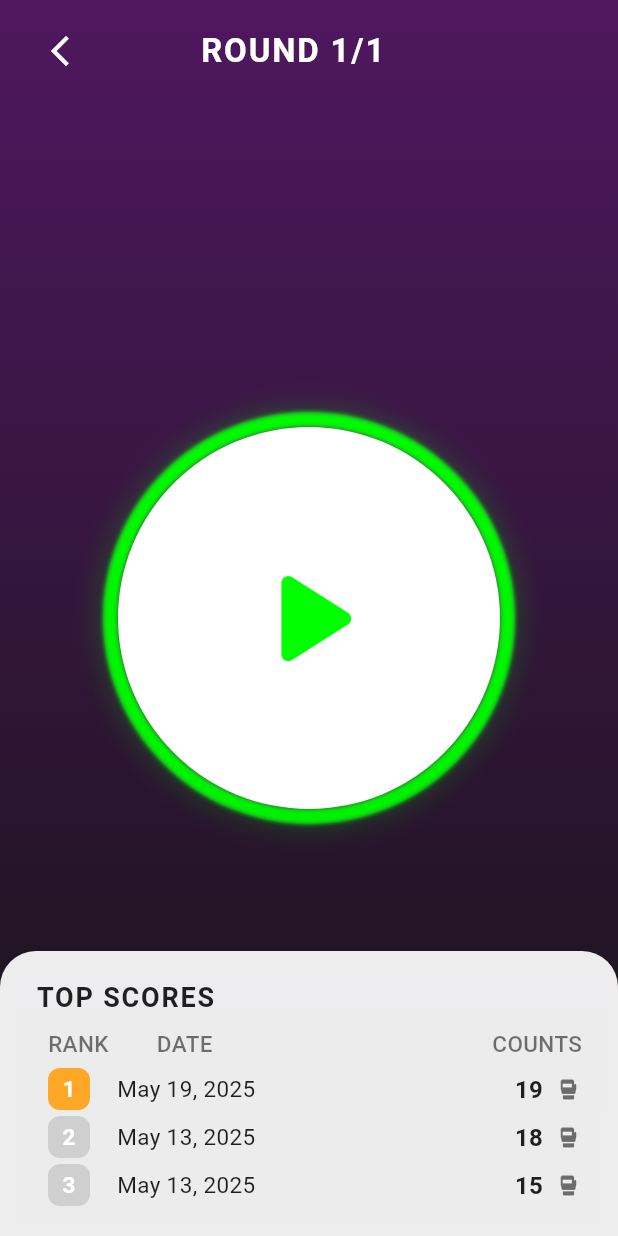
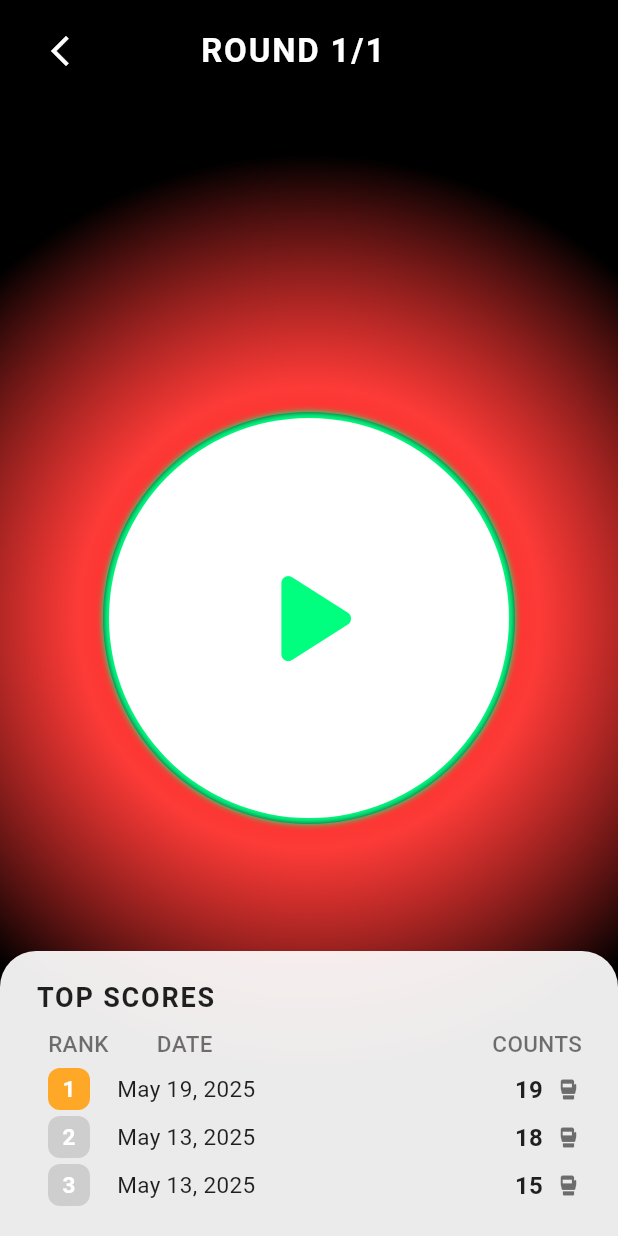
Before and after one commit to WiiMadHIIT/WiiMadHIIT-APP, a Flutter app: the CheckingTrainingPage screen opened by its route, after a tap on the "play arrow" icon, on a phone screen of 412 x 824 dp. Run offline on Flutter 3.47's test engine with Material 3 defaults, Android fonts, the phone set to English and light mode, and no system bars; our stand-ins replace dio, flutter_svg, infinite_carousel, smooth_page_indicator, video_player; accounts and stored records are empty; project files that could hold a hidden picture were left out.

Commit message:
fixed: training page

```diff
--- a/lib/presentation/checkin_start_training/checking_training_page.dart
+++ b/lib/presentation/checkin_start_training/checking_training_page.dart
@@ -1,6 +1,7 @@
 import 'package:flutter/material.dart';
 import 'package:flutter/services.dart';
 import 'dart:async';
+import '../../core/theme/app_colors.dart';
 
 class CheckingTrainingPage extends StatefulWidget {
   final String trainingId;
@@ -345,21 +346,20 @@ class _CheckingTrainingPageState extends State<CheckingTrainingPage> with Ticker
   Widget build(BuildContext context) {
     final double diameter = MediaQuery.of(context).size.width * 2 / 3;
     final bool isWarning = isCounting && countdown <= 3;
-    final Color mainBg = const Color(0xFF8B1FA9); // 主色紫红
     return Scaffold(
       body: Container(
         decoration: BoxDecoration(
-          gradient: LinearGradient(
+          gradient: RadialGradient(
+            center: Alignment.center,
+            radius: 0.75,
             colors: [
-              mainBg.withOpacity(0.95),
-              const Color(0xFF1A1A1A).withOpacity(0.95),
+              AppColors.primary,
+              AppColors.primary.withOpacity(0.8),
+              Colors.black,
             ],
-            begin: Alignment.topCenter,
-            end: Alignment.bottomCenter,
+            stops: [0.0, 0.5, 1.0],
           ),
         ),
-        child: Container(
-          color: Colors.black.withOpacity(0.45), // 黑色遮罩
         child: PageView.builder(
           controller: pageController,
           physics: const NeverScrollableScrollPhysics(),
@@ -405,7 +405,6 @@ class _CheckingTrainingPageState extends State<CheckingTrainingPage> with Ticker
                       child: Stack(
                         alignment: Alignment.center,
                         children: [
-                            // 圆环进度条
                           SizedBox(
                             width: diameter,
                             height: diameter,
@@ -414,36 +413,22 @@ class _CheckingTrainingPageState extends State<CheckingTrainingPage> with Ticker
                                 progress: isCounting ? countdown / (roundDuration * 60) : 1.0,
                                 color: isWarning
                                     ? const Color(0xFFFF3B30)
-                                      : const Color(0xFF00FF00), // 高饱和绿色
-                                  trackColor: mainBg.withOpacity(0.45),
-                                  shadow: isWarning
-                                      ? const Color(0xFFFF3B30).withOpacity(0.3)
-                                      : const Color(0xFF00FF00).withOpacity(0.18),
-                                  strokeWidth: 10,
+                                    : const Color(0xFF00FF7F), // 荧光绿
+                                trackColor: const Color(0xFF23272F),
+                                strokeWidth: 8,
                               ),
                             ),
                           ),
-                            // 内部白色圆
                           Container(
-                              width: diameter - 20,
-                              height: diameter - 20,
+                            width: diameter - 8,
+                            height: diameter - 8,
                             decoration: BoxDecoration(
                               color: Colors.white,
                               shape: BoxShape.circle,
-                                boxShadow: [
-                                  BoxShadow(
-                                    color: Colors.black.withOpacity(0.10),
-                                    blurRadius: 24,
-                                    offset: Offset(0, 6),
-                                  ),
-                                ],
                             ),
                             child: Center(
                               child: isStarted && isCounting
-                                    ? Column(
-                                        mainAxisAlignment: MainAxisAlignment.center,
-                                        children: [
-                                          AnimatedSwitcher(
+                                  ? AnimatedSwitcher(
                                       duration: Duration(milliseconds: 200),
                                       transitionBuilder: (child, anim) => ScaleTransition(scale: anim, child: child),
                                       child: Text(
@@ -456,12 +441,9 @@ class _CheckingTrainingPageState extends State<CheckingTrainingPage> with Ticker
                                         ),
                                       ),
                                     )
-                                        ],
-                                      )
-                                    : Icon(Icons.play_arrow_rounded, size: diameter / 2.5, color: const Color(0xFF00FF00)),
+                                  : Icon(Icons.play_arrow_rounded, size: diameter / 2.5, color: const Color(0xFF00FF7F)),
                             ),
                           ),
-                            // 倒计时数字
                           if (isStarted && isCounting)
                             Positioned(
                               bottom: diameter / 8,
@@ -473,20 +455,8 @@ class _CheckingTrainingPageState extends State<CheckingTrainingPage> with Ticker
                                 style: TextStyle(
                                   fontSize: diameter / 7,
                                   fontWeight: FontWeight.bold,
-                                    color: isWarning ? const Color(0xFFFF3B30) : const Color(0xFF00FF00),
+                                  color: isWarning ? const Color(0xFFFF3B30) : const Color(0xFF00FF7F),
                                   letterSpacing: 2,
-                                  ),
-                                ),
-                              ),
-                            // 最后三秒警示遮罩
-                            if (isWarning)
-                              Positioned.fill(
-                                child: IgnorePointer(
-                                  child: Container(
-                                    decoration: BoxDecoration(
-                                      color: const Color(0xFFFF3B30).withOpacity(0.08),
-                                      shape: BoxShape.circle,
-                                    ),
                                 ),
                               ),
                             ),
@@ -530,7 +500,6 @@ class _CheckingTrainingPageState extends State<CheckingTrainingPage> with Ticker
               ],
             );
           },
-          ),
         ),
       ),
     );
@@ -627,14 +596,12 @@ class _CircleProgressPainter extends CustomPainter {
   final double progress;
   final Color color;
   final Color trackColor;
-  final Color shadow;
   final double strokeWidth;
   _CircleProgressPainter({
     required this.progress,
     required this.color,
     required this.trackColor,
-    required this.shadow,
-    this.strokeWidth = 10,
+    this.strokeWidth = 8,
   });
 
   @override
@@ -648,19 +615,12 @@ class _CircleProgressPainter extends CustomPainter {
       ..color = color
       ..strokeWidth = strokeWidth
       ..style = PaintingStyle.stroke
-      ..maskFilter = MaskFilter.blur(BlurStyle.normal, 1.5)
+      ..maskFilter = MaskFilter.blur(BlurStyle.normal, 2)
       ..strokeCap = StrokeCap.round;
-    final Paint glow = Paint()
-      ..color = shadow
-      ..strokeWidth = strokeWidth + 8
-      ..style = PaintingStyle.stroke
-      ..maskFilter = MaskFilter.blur(BlurStyle.normal, 8);
     final center = Offset(size.width / 2, size.height / 2);
     final radius = size.width / 2 - strokeWidth / 2;
     // 轨迹
     canvas.drawCircle(center, radius, track);
-    // glow
-    canvas.drawArc(Rect.fromCircle(center: center, radius: radius), -3.1415926/2, 2 * 3.1415926 * progress, false, glow);
     // 主进度
     canvas.drawArc(Rect.fromCircle(center: center, radius: radius), -3.1415926/2, 2 * 3.1415926 * progress, false, fg);
   }
```
Lines whose indentation alone changed are shown as unchanged.
